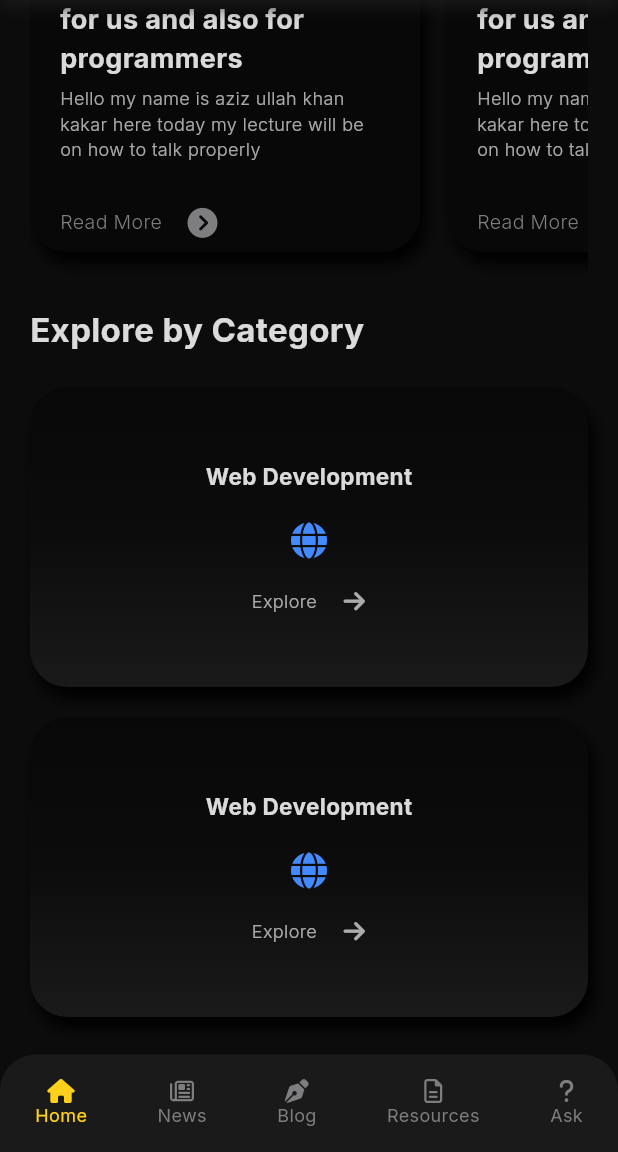
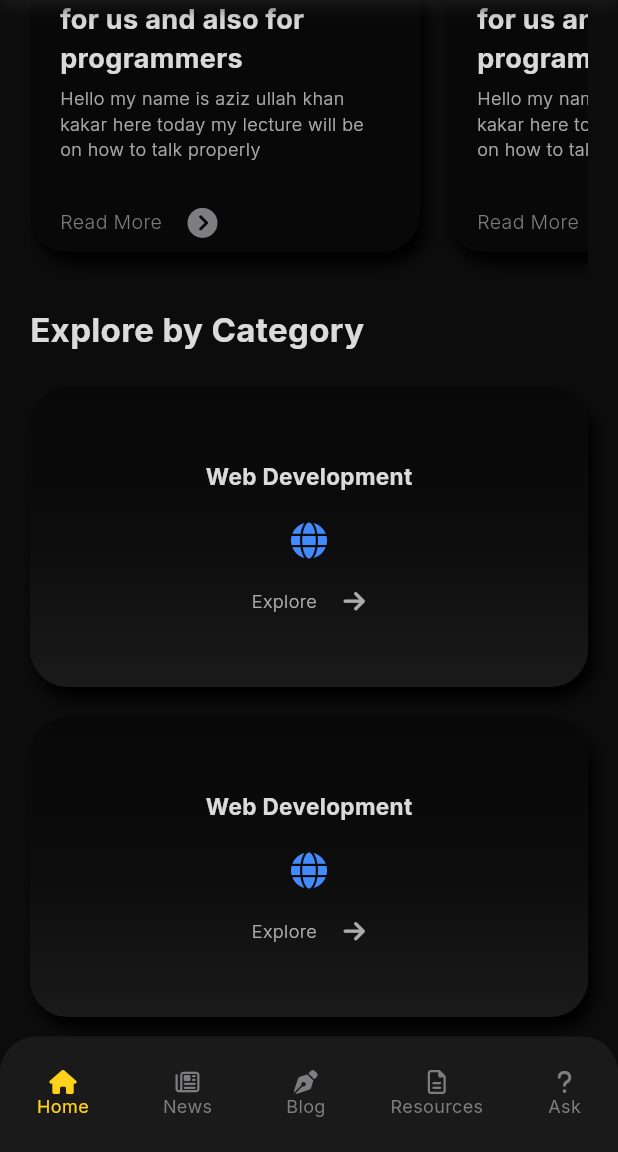
Before and after one commit to Azizkhan22/ParityPoint-MobileApp, a Flutter app: the screen it shows after launch, scrolled down 528 dp, after a tap on "Home", on a phone screen of 412 x 824 dp, the part 84-1236 px from its top. Run offline on Flutter 3.47's test engine with Material 3 defaults, Android fonts, the phone set to English and light mode, and no system bars; our stand-ins replace flutter_spinkit, font_awesome_flutter, get_it, google_fonts; network calls fail.

Commit message:
feat: start work on news page

```diff
--- a/frontend/lib/custom/bottomNavigationBar.dart
+++ b/frontend/lib/custom/bottomNavigationBar.dart
@@ -2,6 +2,7 @@ import 'package:flutter/material.dart';
 import 'package:font_awesome_flutter/font_awesome_flutter.dart';
 import 'package:flutter/foundation.dart';
 import 'package:frontend/service_locator.dart';
+import 'package:provider/provider.dart';
 
 class CustomBottomNavigationBar extends StatefulWidget {
   const CustomBottomNavigationBar({super.key});
@@ -36,6 +37,8 @@ class _CustomBottomNavigationBarState extends State<CustomBottomNavigationBar> {
 
   @override
   Widget build(BuildContext context) {
+    return Consumer<AppState>(
+      builder: (context, appState, child) {
         return Container(
           decoration: BoxDecoration(
             color: Color.fromRGBO(26, 26, 26, 1),
@@ -55,29 +58,47 @@ class _CustomBottomNavigationBarState extends State<CustomBottomNavigationBar> {
                 children: [
                   GestureDetector(
                     onTap: () {
-                  setState(() {
+                      print(appState.bottomBarIndex);
                       appState.setBottomBarIndex(0);
-                  });
                     },
+                    child: Container(
+                      padding: EdgeInsets.all(6),
+                      color: Colors.transparent,
                       child: _buildNavItem(FontAwesomeIcons.house, "Home", 0),
+                    ),
+                  ),
+                  GestureDetector(
+                    onTap: () {
+                      print(appState.bottomBarIndex);
+                      appState.setBottomBarIndex(1);
+                    },
+                    child: Container(
+                      padding: EdgeInsets.all(6),
+                      color: Colors.transparent,
+                      child: _buildNavItem(
+                        FontAwesomeIcons.newspaper,
+                        "News",
+                        1,
+                      ),
+                    ),
                   ),
                   GestureDetector(
                     onTap: () {
                       setState(() {
-                    appState.setBottomBarIndex(1);
+                        appState.setBottomBarIndex(2);
                       });
                     },
-                child: _buildNavItem(FontAwesomeIcons.newspaper, "News", 1),
+                    child: Container(
+                      padding: EdgeInsets.all(6),
+                      color: Colors.transparent,
+                      child: _buildNavItem(FontAwesomeIcons.penNib, "Blog", 2),
+                    ),
                   ),
                   GestureDetector(
                     onTap: () {
-                  appState.setBottomBarIndex(2);
-                },
-                child: _buildNavItem(FontAwesomeIcons.penNib, "Blog", 2),
-              ),
-              GestureDetector(
-                onTap: () {
+                      setState(() {
                         appState.setBottomBarIndex(3);
+                      });
                     },
                     child: _buildNavItem(
                       FontAwesomeIcons.fileLines,
@@ -87,14 +108,22 @@ class _CustomBottomNavigationBarState extends State<CustomBottomNavigationBar> {
                   ),
                   GestureDetector(
                     onTap: () {
+                      setState(() {
                         appState.setBottomBarIndex(4);
+                      });
                     },
+                    child: Container(
+                      padding: EdgeInsets.all(6),
+                      color: Colors.transparent,
                       child: _buildNavItem(FontAwesomeIcons.question, "Ask", 4),
+                    ),
                   ),
                 ],
               ),
             ],
           ),
+        );
+      },
     );
   }
 }
--- a/frontend/lib/main.dart
+++ b/frontend/lib/main.dart
@@ -12,7 +12,7 @@ void main() {
     MultiProvider(
       providers: [
         ChangeNotifierProvider(create: (_) => NewsProvider()..fetchArticles()),
-        ChangeNotifierProvider(create: (_) => AppState()),
+        ChangeNotifierProvider.value(value: getIt<AppState>()),
       ],
       child: const MyApp(),
     ),
--- a/frontend/lib/newspage.dart
+++ b/frontend/lib/newspage.dart
@@ -1,6 +1,7 @@
 import 'package:flutter/material.dart';
 import 'package:font_awesome_flutter/font_awesome_flutter.dart';
 import 'package:frontend/custom/bottomNavigationBar.dart';
+import 'package:frontend/service_locator.dart';
 
 class NewsPage extends StatefulWidget {
   const NewsPage({super.key});
@@ -13,6 +14,7 @@ class _NewsPageState extends State<NewsPage> {
   final ScrollController _scrollController = ScrollController();
   bool _isScrolled = false;
   Color appBarColor = Colors.transparent;
+  final appState = getIt<AppState>();
 
   @override
   void initState() {
@@ -46,13 +48,23 @@ class _NewsPageState extends State<NewsPage> {
   Widget build(BuildContext context) {
     return Stack(
       children: [
+        Positioned(
+          top: 0,
+          left: 0,
+          right: 0,
+          child: Container(
+            width: double.infinity,
+            padding: EdgeInsets.only(bottom: 80),
+            color: Color.fromRGBO(12, 12, 12, 1),
+          ),
+        ),
         CustomScrollView(
           controller: _scrollController,
           slivers: [
             SliverAppBar(
               pinned: true,
               elevation: 0,
-              backgroundColor: Colors.transparent, // Make initially transparent
+              backgroundColor: Colors.transparent,
               flexibleSpace: AnimatedContainer(
                 duration: Duration(milliseconds: 250),
                 decoration: BoxDecoration(
@@ -69,24 +81,25 @@ class _NewsPageState extends State<NewsPage> {
               ),
               leading: Padding(
                 padding: const EdgeInsets.all(8),
-                child: IconButton(
-                  onPressed: () => print('Hello'),
-                  icon: Icon(FontAwesomeIcons.circleChevronLeft),
+                child: Container(
+                  padding: EdgeInsets.all(3),
+                  decoration: BoxDecoration(
+                    borderRadius: BorderRadius.circular(30),
+                    color: Color.fromRGBO(43, 43, 43, 0.4),
+                  ),
+                  child: IconButton(
+                    onPressed:
+                        () => appState.setBottomBarIndex(
+                          appState.bottomBarIndex - 1,
+                        ),
+                    icon: Icon(
+                      FontAwesomeIcons.chevronLeft,
+                      size: 20,
+                      color: Colors.white,
+                    ),
+                  ),
                 ),
               ),
-              actionsIconTheme: IconThemeData(
-                color: Color.fromRGBO(126, 126, 129, 1),
-              ),
-              actions: [
-                IconButton(
-                  onPressed: () => print('pressed'),
-                  icon: FaIcon(FontAwesomeIcons.bell, size: 18),
-                ),
-                IconButton(
-                  onPressed: () => print('pressed'),
-                  icon: FaIcon(FontAwesomeIcons.bars, size: 18),
-                ),
-              ],
             ),
 
             SliverToBoxAdapter(
@@ -96,7 +109,33 @@ class _NewsPageState extends State<NewsPage> {
                 child: Padding(
                   padding: EdgeInsets.symmetric(vertical: 10, horizontal: 20),
                   child: Column(
-                    children: [SizedBox(height: 20), SizedBox(height: 20)],
+                    crossAxisAlignment: CrossAxisAlignment.start,
+                    children: [
+                      Column(
+                        mainAxisAlignment: MainAxisAlignment.spaceBetween,
+                        crossAxisAlignment: CrossAxisAlignment.start,
+                        children: [
+                          Text(
+                            'Discover',
+                            textAlign: TextAlign.start,
+                            style: TextStyle(
+                              fontSize: 22,
+                              fontWeight: FontWeight.bold,
+                              color: Color.fromRGBO(255, 255, 255, 0.85),
+                            ),
+                          ),
+                          Text(
+                            'Read about the topics that interests you',
+                            textAlign: TextAlign.start,
+                            style: TextStyle(
+                              color: Color.fromRGBO(126, 126, 129, 1),
+                              fontSize: 12,
+                              fontWeight: FontWeight.w300,
+                            ),
+                          ),
+                        ],
+                      ),
+                    ],
                   ),
                 ),
               ),
```
Lines whose indentation alone changed are shown as unchanged.
